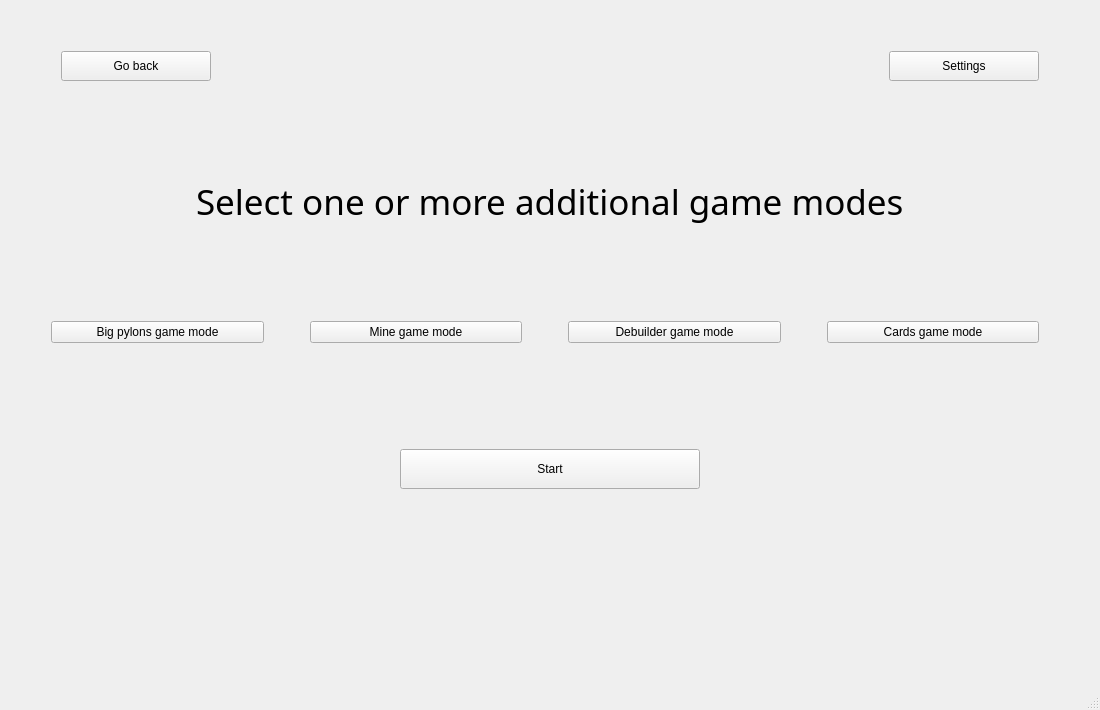
Offuru/Left-4-Code, file GUI/GameModeWindow.ui: the form before one commit.
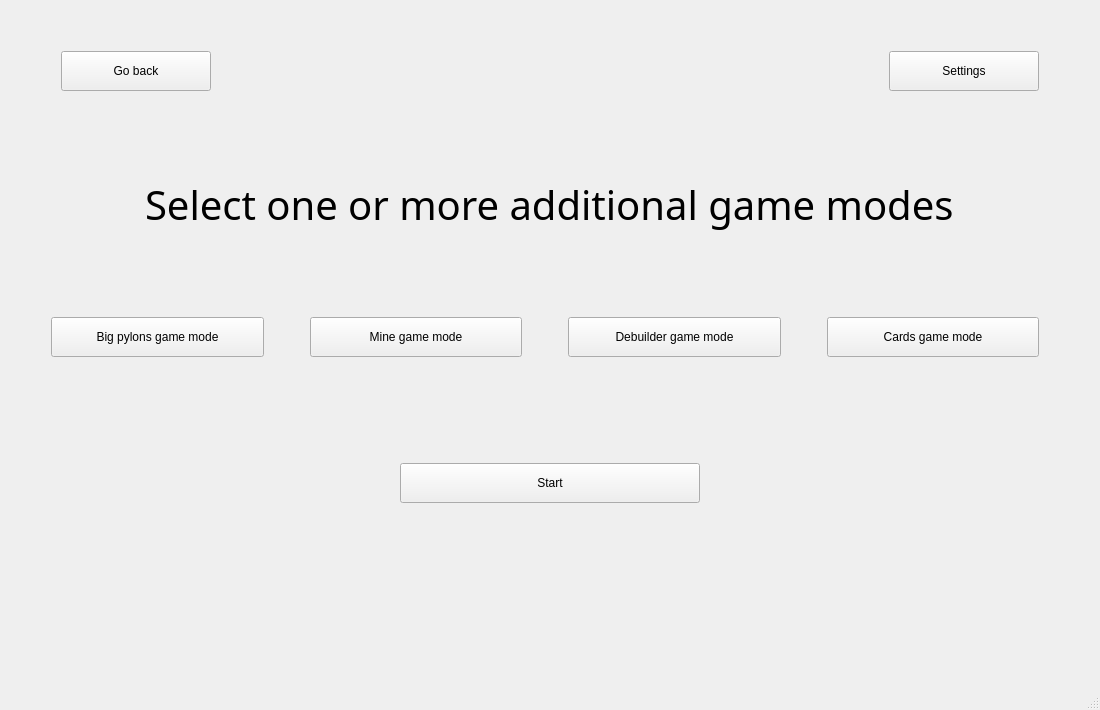
The form after the commit.

Diff of the .ui file:
```diff
--- a/GUI/GameModeWindow.ui
+++ b/GUI/GameModeWindow.ui
@@ -57,7 +57,7 @@
         <property name="minimumSize">
          <size>
           <width>150</width>
-          <height>30</height>
+          <height>40</height>
          </size>
         </property>
         <property name="text">
@@ -86,7 +86,7 @@
         <property name="minimumSize">
          <size>
           <width>150</width>
-          <height>30</height>
+          <height>40</height>
          </size>
         </property>
         <property name="text">
@@ -117,7 +117,7 @@
       <property name="font">
        <font>
         <family>Tw Cen MT</family>
-        <pointsize>26</pointsize>
+        <pointsize>30</pointsize>
        </font>
       </property>
       <property name="text">
@@ -148,6 +148,18 @@
       </item>
       <item>
        <widget class="QPushButton" name="bigPylonsGMButton">
+        <property name="minimumSize">
+         <size>
+          <width>0</width>
+          <height>40</height>
+         </size>
+        </property>
+        <property name="maximumSize">
+         <size>
+          <width>16777215</width>
+          <height>50</height>
+         </size>
+        </property>
         <property name="text">
          <string>Big pylons game mode</string>
         </property>
@@ -171,6 +183,18 @@
       </item>
       <item>
        <widget class="QPushButton" name="mineGMButton">
+        <property name="minimumSize">
+         <size>
+          <width>0</width>
+          <height>40</height>
+         </size>
+        </property>
+        <property name="maximumSize">
+         <size>
+          <width>16777215</width>
+          <height>40</height>
+         </size>
+        </property>
         <property name="text">
          <string>Mine game mode</string>
         </property>
@@ -194,6 +218,18 @@
       </item>
       <item>
        <widget class="QPushButton" name="debuilderGMButton">
+        <property name="minimumSize">
+         <size>
+          <width>0</width>
+          <height>40</height>
+         </size>
+        </property>
+        <property name="maximumSize">
+         <size>
+          <width>16777215</width>
+          <height>40</height>
+         </size>
+        </property>
         <property name="text">
          <string>Debuilder game mode</string>
         </property>
@@ -217,6 +253,18 @@
       </item>
       <item>
        <widget class="QPushButton" name="cardsGMButton">
+        <property name="sizePolicy">
+         <sizepolicy hsizetype="Minimum" vsizetype="Fixed">
+          <horstretch>0</horstretch>
+          <verstretch>40</verstretch>
+         </sizepolicy>
+        </property>
+        <property name="maximumSize">
+         <size>
+          <width>16777215</width>
+          <height>40</height>
+         </size>
+        </property>
         <property name="text">
          <string>Cards game mode</string>
         </property>
@@ -279,6 +327,12 @@
           <height>40</height>
          </size>
         </property>
+        <property name="maximumSize">
+         <size>
+          <width>16777215</width>
+          <height>40</height>
+         </size>
+        </property>
         <property name="text">
          <string>Start</string>
         </property>
```
